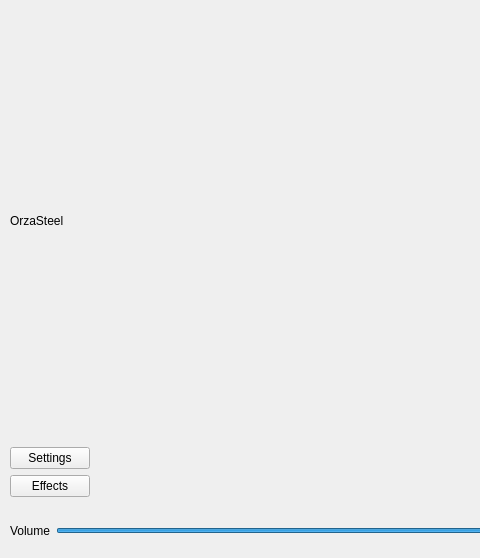
Before: the Qt Designer form src/qt/Window.ui in chuckfairy/OrzaSteel, drawn with Qt 5; both pictures show x 0 to 480 and y 0 to 558 of the 992 by 558 pixel window.
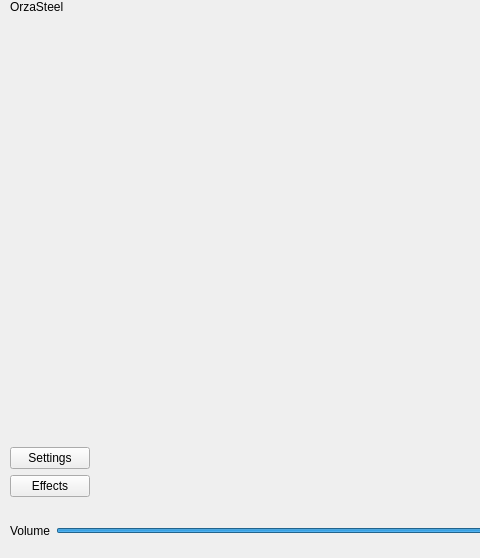
After: the same form once the commit is applied.

What changed in the file:
```diff
--- a/src/qt/Window.ui
+++ b/src/qt/Window.ui
@@ -69,6 +69,9 @@
           <property name="text">
            <string>OrzaSteel</string>
           </property>
+          <property name="alignment">
+           <set>Qt::AlignLeading|Qt::AlignLeft|Qt::AlignTop</set>
+          </property>
          </widget>
         </item>
         <item>
```
Left out of the diff: 2 changed lines with no effect on the pictures.
